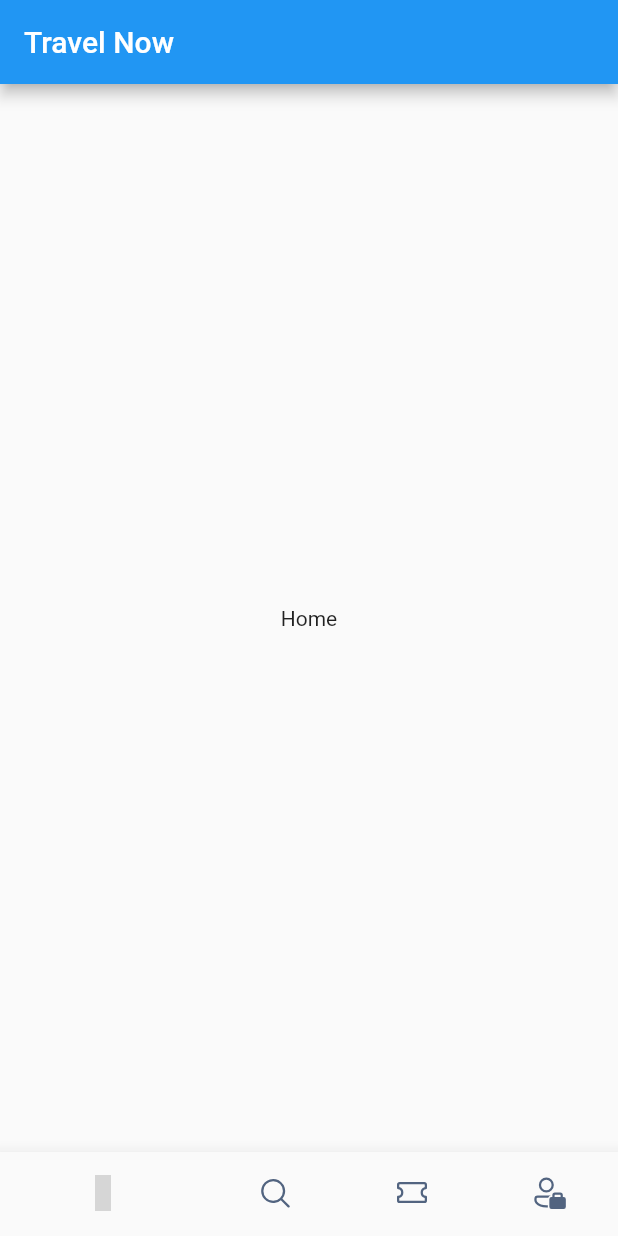
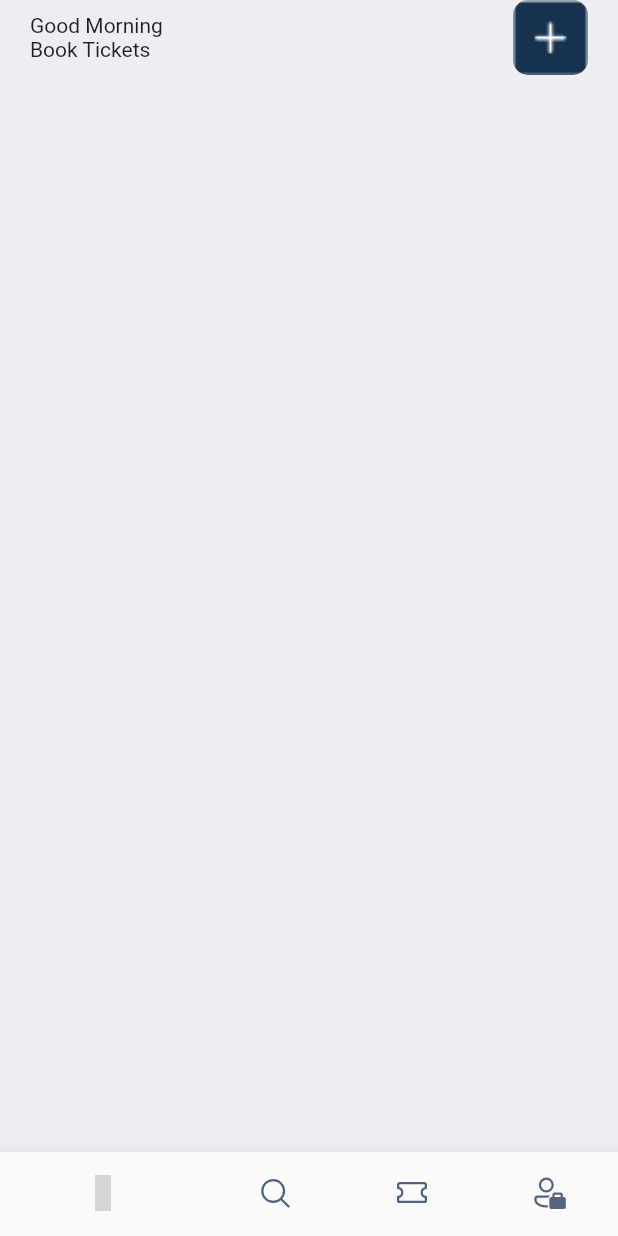
Before and after one commit to droidchief/Travel-Now, a Flutter app: the screen it shows after launch, on a phone screen of 412 x 824 dp. Run offline on Flutter 3.47's test engine with Material 2 defaults, Android fonts, the phone set to English and light mode, and no system bars; our stand-ins replace fluentui_icons; grey boxes are pictures that could not be loaded.

Commit message:
setup app styles

```diff
--- a/lib/main.dart
+++ b/lib/main.dart
@@ -12,6 +12,7 @@ class MyApp extends StatelessWidget {
   @override
   Widget build(BuildContext context) {
     return MaterialApp(
+      debugShowCheckedModeBanner: false,
       title: 'Flutter Demo',
       theme: ThemeData(
 
--- a/lib/ui/bottom_bar.dart
+++ b/lib/ui/bottom_bar.dart
@@ -1,5 +1,6 @@
 import 'package:fluentui_icons/fluentui_icons.dart';
 import 'package:flutter/material.dart';
+import 'package:travel_now/ui/home/home_screen.dart';
 
 class BottomBar extends StatefulWidget {
   const BottomBar({super.key});
@@ -12,7 +13,7 @@ class _BottomBarState extends State<BottomBar> {
   int _selectedIndex = 0;
 
   static final List<Widget> _widgetOptions = <Widget> [
-    const Text("Home"),
+    const HomeScreen(),
     const Text("Search"),
     const Text("Tickets"),
     const Text("Profile")
@@ -27,9 +28,6 @@ class _BottomBarState extends State<BottomBar> {
   @override
   Widget build(BuildContext context) {
     return Scaffold(
-      appBar: AppBar(
-        title: const Text("Travel Now"),
-      ),
       body: Center(
         child: _widgetOptions[_selectedIndex],
       ),
--- /dev/null
+++ b/lib/ui/home/home_screen.dart
@@ -0,0 +1,47 @@
+import 'package:flutter/cupertino.dart';
+import 'package:flutter/material.dart';
+
+class HomeScreen extends StatelessWidget {
+  const HomeScreen({super.key});
+
+  @override
+  Widget build(BuildContext context) {
+    return Scaffold(
+      backgroundColor: Color(0xFFeeedf2),
+      body: ListView(
+        children: [
+          Container(
+            padding: const EdgeInsets.symmetric(horizontal: 20),
+            child: Column(
+              children: [
+                Row(
+                  mainAxisAlignment: MainAxisAlignment.spaceBetween,
+                  children: [
+                    Column(
+                      crossAxisAlignment: CrossAxisAlignment.start,
+                      children: const [
+                        Text("Good Morning"),
+                        Text("Book Tickets"),
+                      ],
+                    ),
+                    Container(
+                      height: 50,
+                      width: 50,
+                      decoration: BoxDecoration(
+                        borderRadius: BorderRadius.circular(10),
+                        image: const DecorationImage(
+                          fit: BoxFit.cover,
+                          image: AssetImage("assets/images/add_square.png")
+                      )
+                      ),
+                    ),
+                  ],
+                )
+              ],
+            ),
+          )
+        ],
+      ),
+    );
+  }
+}
--- /dev/null
+++ b/lib/utils/app_styles.dart
@@ -0,0 +1,17 @@
+import 'package:flutter/material.dart';
+
+Color primary = const Color(0xFF168aad);
+Color secondary = const Color(0xFF526799);
+
+class Styles {
+  static Color primaryColor = primary;
+  static Color secondaryColor = secondary;
+  static Color textColor = const Color(0xFF3b3b3b);
+  static Color bgColor = const Color(0xFFeeedf2);
+
+  static TextStyle textStyle = TextStyle(fontSize: 16, color: textColor, fontWeight: FontWeight.w500);
+  static TextStyle headLineStyle1 = TextStyle(fontSize: 26, color: textColor, fontWeight: FontWeight.bold);
+  static TextStyle headLineStyle2 = TextStyle(fontSize: 21, color: textColor, fontWeight: FontWeight.bold);
+  static TextStyle headLineStyle3 = TextStyle(fontSize: 17, color: textColor, fontWeight: FontWeight.w500);
+  static TextStyle headLineStyle4 = TextStyle(fontSize: 14, color: Colors.grey.shade500, fontWeight: FontWeight.w500);
+}
--- a/pubspec.yaml
+++ b/pubspec.yaml
@@ -59,8 +59,8 @@ flutter:
   uses-material-design: true
 
   # To add assets to your application, add an assets section, like this:
-  # assets:
-  #   - images/a_dot_burr.jpeg
+  assets:
+     - assets/images/
   #   - images/a_dot_ham.jpeg
 
   # An image asset can refer to one or more resolution-specific "variants", see
```
Also changed, not shown: assets/images/add_square.png (added).
